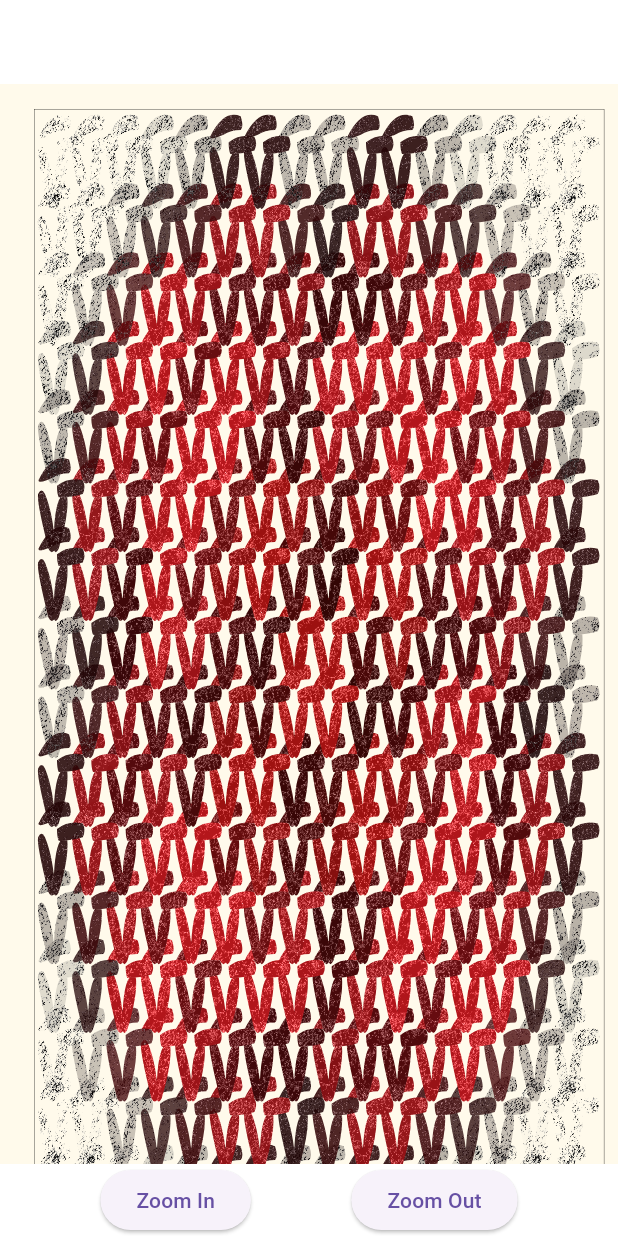
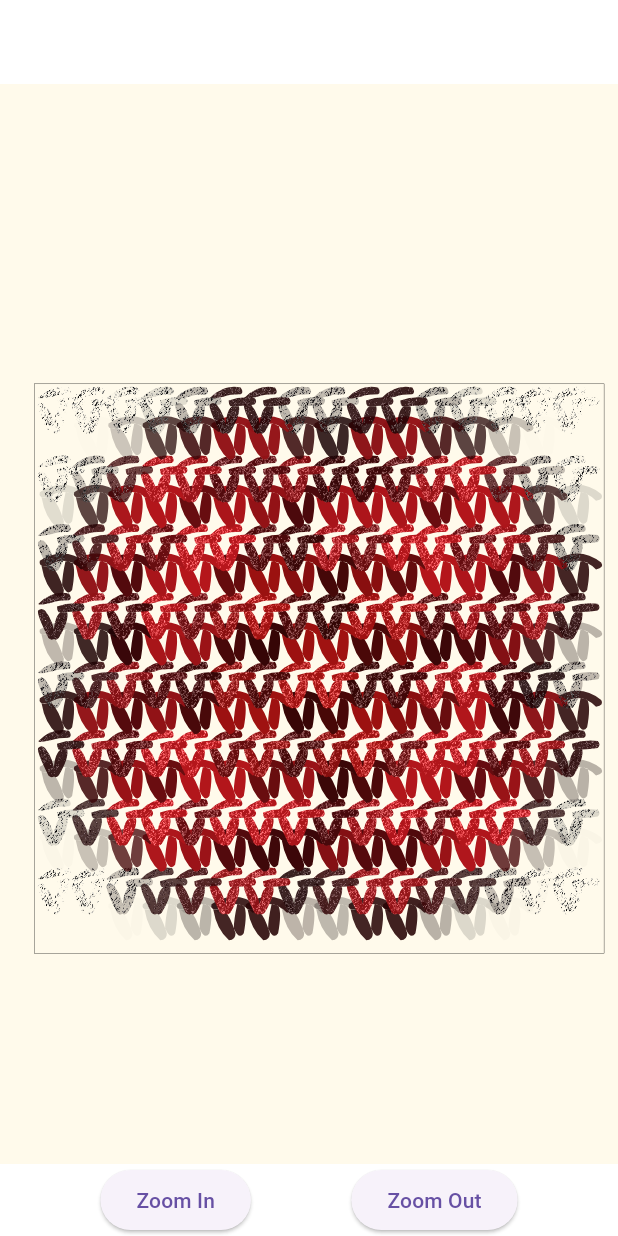
Before and after one commit to nobu74658/guild_hackathon, a Flutter app: the screen it shows after launch, on a phone screen of 412 x 824 dp. Run offline on Flutter 3.47's test engine with Material 3 defaults, Android fonts, the light colour scheme and no system bars; our stand-ins replace firebase_core, flutter_hooks, flutter_riverpod, riverpod_annotation; accounts and stored records are empty; generated files the repository leaves out were written again.

Commit message:
change(Flutter): 布単位で編み方を指定できるように変更 #33

```diff
--- /dev/null
+++ b/flutter_client/lib/model/knitting_type.dart
@@ -0,0 +1,21 @@
+import 'package:flutter/material.dart';
+import 'package:knitting/view/knitting_pattern/components/stitch.dart';
+
+class KnittingType {
+  const KnittingType._({
+    required this.oddStitch,
+    required this.evenStitch,
+  });
+
+  static const KnittingType singleCrochet = KnittingType._(
+    oddStitch: StitchPainter.singleCrochetKnit,
+    evenStitch: StitchPainter.singleCrochetPurl,
+  );
+
+  final CustomPainter Function(StitchPainterData) oddStitch;
+  final CustomPainter Function(StitchPainterData) evenStitch;
+  double get width => 100.0;
+  double get height => 100.0;
+  double get dxRatio => 1.0;
+  double get dyRatio => 1.0;
+}
--- a/flutter_client/lib/view/knitting_pattern/components/knitting_pattern_viewer.dart
+++ b/flutter_client/lib/view/knitting_pattern/components/knitting_pattern_viewer.dart
@@ -5,15 +5,18 @@ import 'package:flutter_hooks/flutter_hooks.dart';
 import 'package:flutter_riverpod/flutter_riverpod.dart';
 import 'package:image/image.dart' as img;
 import 'package:knitting/app/knitting_pattern_manager.dart';
+import 'package:knitting/model/knitting_type.dart';
 import 'package:knitting/view/knitting_pattern/components/stitch.dart';
 
 class ConnectedKnittingPatternViewer extends ConsumerWidget {
   const ConnectedKnittingPatternViewer({
     required this.maxHeight,
+    required this.knittingType,
     super.key,
   });
 
   final double maxHeight;
+  final KnittingType knittingType;
 
   @override
   Widget build(BuildContext context, WidgetRef ref) {
@@ -34,6 +37,7 @@ class ConnectedKnittingPatternViewer extends ConsumerWidget {
           }
           return KnittingPatternViewer(
             maxHeight: maxHeight,
+            knittingType: knittingType,
             image: snapshot.data![0] as img.Image,
             texture: snapshot.data![1] as ui.Image,
           );
@@ -47,13 +51,15 @@ class ConnectedKnittingPatternViewer extends ConsumerWidget {
 
 class KnittingPatternViewer extends HookWidget {
   const KnittingPatternViewer({
-    super.key,
     required this.maxHeight,
+    required this.knittingType,
     required this.image,
     required this.texture,
+    super.key,
   });
 
   final double maxHeight;
+  final KnittingType knittingType;
   final img.Image image;
   final ui.Image texture;
 
@@ -62,18 +68,12 @@ class KnittingPatternViewer extends HookWidget {
     final imageWidth = image.width;
     final imageHeight = image.height;
 
-    const unitWidth = 100.0;
-    const unitHeight = 200.0;
-    const dxRatio = 1.0;
-    const dyRatio = 1.0;
-    const margin = 100.0;
-
-    final knittingWidth = unitWidth * imageWidth * dxRatio;
-    final knittingHeight = unitHeight * imageHeight * dyRatio;
+    final knittingWidth = knittingType.width * imageWidth * knittingType.dxRatio;
+    final knittingHeight = knittingType.height * imageHeight * knittingType.dyRatio;
 
     final viewerController = useTransformationController();
     final deviceWidth = MediaQuery.of(context).size.width;
-    final scale = deviceWidth / (knittingWidth + margin * 2);
+    final scale = deviceWidth / (knittingWidth + knittingType.width * 2);
     useEffect(
       () {
         final offset = Offset(0, maxHeight / scale / 2 - knittingHeight / 2);
@@ -94,26 +94,28 @@ class KnittingPatternViewer extends HookWidget {
       minScale: scale * 0.9,
       constrained: false,
       child: Container(
-        margin: const EdgeInsets.all(margin),
+        margin: EdgeInsets.all(knittingType.width),
         decoration: BoxDecoration(
           border: Border.all(),
         ),
-        width: knittingWidth + unitWidth * 0.6,
-        height: knittingHeight + unitHeight * 0.6,
+        width: knittingWidth + knittingType.width * 0.6,
+        height: knittingHeight + knittingType.height * 0.6,
         child: Stack(
           children: [
             for (var y = imageHeight - 1; y > -1; y--)
               for (var x = imageWidth - 1; x > -1; x--) ...{
                 _Stitch(
-                  width: unitWidth,
-                  height: unitHeight,
+                  painter: y.isEven
+                      ? knittingType.evenStitch
+                      : knittingType.oddStitch,
+                  width: knittingType.width,
+                  height: knittingType.height,
+                  dxRatio: knittingType.dxRatio,
+                  dyRatio: knittingType.dyRatio,
                   x: x,
                   y: y,
-                  dxRatio: dxRatio,
-                  dyRatio: dyRatio,
                   pixel: image.getPixel(x, y),
                   texture: texture,
-                  seed: x + y + x * y,
                 ),
               },
           ],
@@ -125,6 +127,7 @@ class KnittingPatternViewer extends HookWidget {
 
 class _Stitch extends HookWidget {
   const _Stitch({
+    required this.painter,
     required this.width,
     required this.height,
     required this.x,
@@ -133,9 +136,9 @@ class _Stitch extends HookWidget {
     required this.dyRatio,
     required this.pixel,
     required this.texture,
-    required this.seed,
   });
 
+  final CustomPainter Function(StitchPainterData) painter;
   final double width;
   final double height;
   final int x;
@@ -144,7 +147,6 @@ class _Stitch extends HookWidget {
   final double dyRatio;
   final img.Pixel pixel;
   final ui.Image texture;
-  final int seed;
 
   @override
   Widget build(BuildContext context) {
@@ -168,11 +170,11 @@ class _Stitch extends HookWidget {
             color.value = color.value == Colors.red ? Colors.blue : Colors.red;
           },
           child: CustomPaint(
-            painter: StitchPainter.singleCrochetPurl(
+            painter: painter(
               StitchPainterData(
                 color: color.value,
                 texture: texture,
-                seed: seed,
+                seed: x + y + x * y,
               ),
             ),
           ),
--- a/flutter_client/lib/view/knitting_pattern/knitting_pattern_screen.dart
+++ b/flutter_client/lib/view/knitting_pattern/knitting_pattern_screen.dart
@@ -1,5 +1,6 @@
 import 'package:flutter/material.dart';
 import 'package:flutter_hooks/flutter_hooks.dart';
+import 'package:knitting/model/knitting_type.dart';
 import 'package:knitting/view/knitting_pattern/components/knitting_pattern_viewer.dart';
 
 class KnittingPatternScreen extends HookWidget {
@@ -35,6 +36,7 @@ class KnittingPatternScreen extends HookWidget {
       ),
       body: LayoutBuilder(
         builder: (context, constraints) => ConnectedKnittingPatternViewer(
+          knittingType: KnittingType.singleCrochet,
           maxHeight: constraints.maxHeight,
         ),
       ),
```
